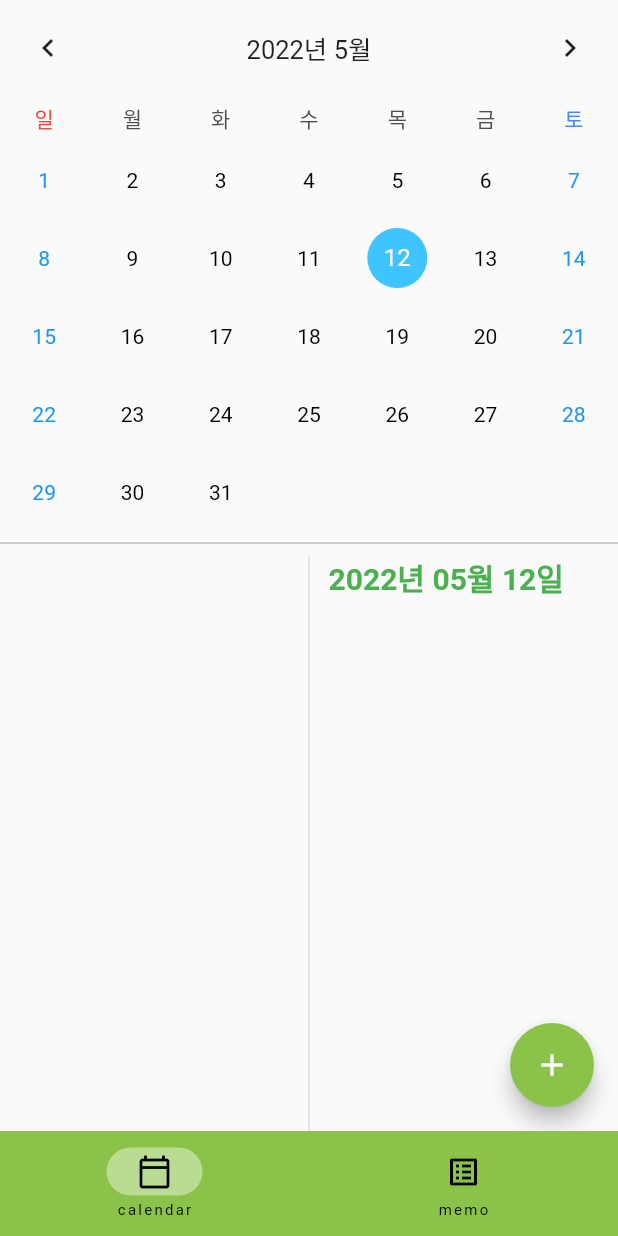
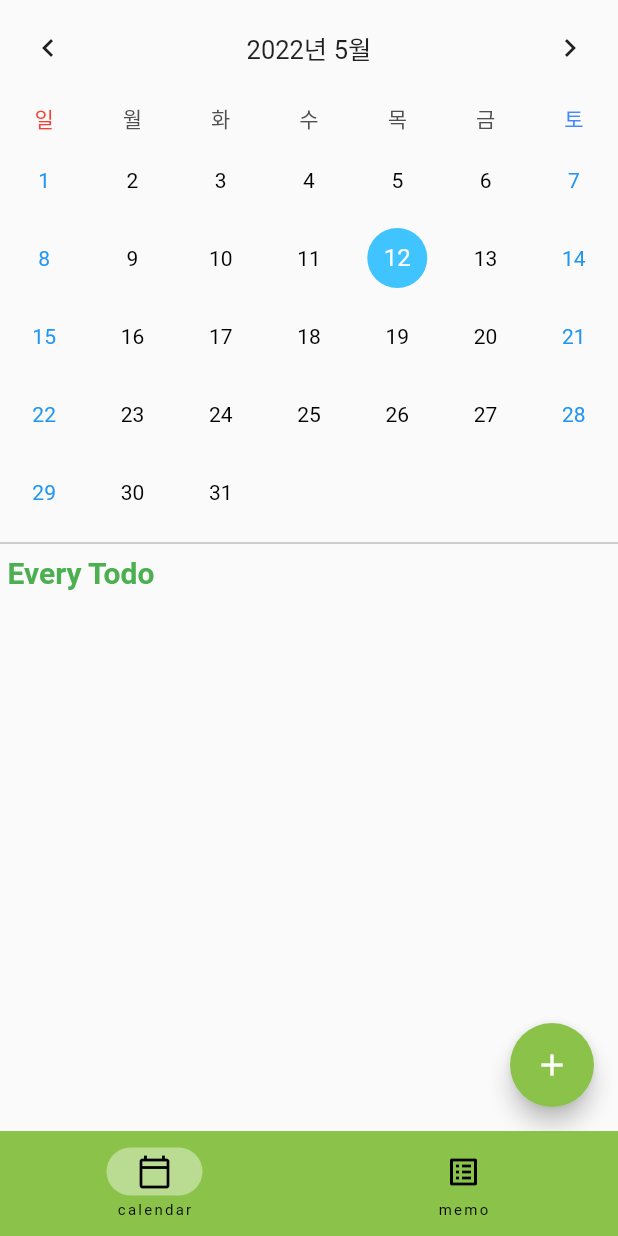
Before and after one commit to hyojuseo/simple_calendar_memo_app, a Flutter app: the screen it shows after launch, on a phone screen of 412 x 824 dp. Run offline on Flutter 3.47's test engine with Material 2 defaults, Android fonts, the phone set to English and light mode, and no system bars; drawn by our look-alikes of table_calendar; our stand-ins replace get, hive, hive_flutter; accounts and stored records are empty.

Commit message:
cal_ui 변경. 단순 매일할일관리로 변경

```diff
--- a/lib/controller/calendar_controller.dart
+++ b/lib/controller/calendar_controller.dart
@@ -5,6 +5,9 @@ class CalendarController extends GetxController{
   Rx selectedDay = DateTime.now().obs;
   Rx focusedDay = DateTime.now().obs;
   Rx today = DateTime.now().obs;
-  RxMap<DateTime, int> checkType = <DateTime, int>{}.obs;
+
+  //calData temp
+  Map<DateTime, List<dynamic>> eventsTemp = <DateTime, List<dynamic>>{};
+  Map<DateTime, int> taskStateTemp = <DateTime, int>{};
 
 }
--- a/lib/main.dart
+++ b/lib/main.dart
@@ -5,12 +5,14 @@ import 'package:intl/date_symbol_data_local.dart';
 import 'package:todo_calendar/binding/init_bindings.dart';
 import 'package:todo_calendar/hive_helper.dart';
 import 'package:todo_calendar/models/caldata.dart';
+import 'package:todo_calendar/models/tododata.dart';
 import 'package:todo_calendar/models/memodata.dart';
 import 'package:todo_calendar/pages/home.dart';
 
 void main() async{
   await Hive.initFlutter();
   Hive.registerAdapter(MemoDataAdapter());
+  Hive.registerAdapter(TodoDataAdapter());
   Hive.registerAdapter(CalDataAdapter());
   await HiveHelper().openBox();
 
--- /dev/null
+++ b/lib/models/caldata.dart
@@ -0,0 +1,10 @@
+import 'package:hive/hive.dart';
+part 'caldata.g.dart';
+
+@HiveType(typeId: 2)
+class CalData extends HiveObject{
+  @HiveField(0)
+  int? checkState;
+
+  CalData({this.checkState});
+}
--- a/lib/pages/calendar_page.dart
+++ b/lib/pages/calendar_page.dart
@@ -1,12 +1,10 @@
 import 'package:flutter/material.dart';
 import 'package:get/get.dart';
-import 'package:intl/intl.dart';
 import 'package:todo_calendar/components/add_dialog.dart';
 import 'package:todo_calendar/components/calendar.dart';
 import 'package:todo_calendar/components/todo_list.dart';
-import 'package:todo_calendar/controller/calendar_controller.dart';
 import 'package:todo_calendar/hive_helper.dart';
-import 'package:todo_calendar/models/caldata.dart';
+import 'package:todo_calendar/models/tododata.dart';
 
 const TextStyle _listStyle = TextStyle(
   color: Colors.green,
@@ -23,23 +21,30 @@ class CalendarPage extends StatefulWidget {
 
 class _CalendarPageState extends State<CalendarPage> {
   Widget get line => const Divider(color: Colors.grey);
-  late List<CalData> todo;
+  late List<TodoData> todo;
+  var cal;
 
   void update() => setState(() {});
 
   Widget calTodoList() {
+    return FutureBuilder<List<TodoData>>(
+        future: HiveHelper().todoRead(),
+        builder: (context, snapshot) {
+          todo = snapshot.data ?? [];
+          // print('todo 갯수:${todo.length}');
+
           return Padding(
             padding: const EdgeInsets.symmetric(horizontal: 5),
             child: Column(
               crossAxisAlignment: CrossAxisAlignment.stretch,
               mainAxisAlignment: MainAxisAlignment.start,
               children: [
-          Obx(() => Text(
-            //'Every Todo'
-                DateFormat('yyyy년 MM월 dd일')
-                    .format(CalendarController.to.selectedDay.value),
+                const Text(
+                  'Every Todo',
+                  //     DateFormat('yyyy년 MM월 dd일')
+                  //         .format(CalendarController.to.selectedDay.value),
                   style: _listStyle,
-              )),
+                ),
                 const SizedBox(height: 15),
                 Expanded(
                   child: SingleChildScrollView(
@@ -50,6 +55,7 @@ class _CalendarPageState extends State<CalendarPage> {
                       children: List.generate(todo.length, (index) {
                         return TodoList(
                           todo: todo[index],
+                          //cal: cal,
                           key: Key('${index}'),
                           onDeleted: () {
                             setState(() {});
@@ -62,31 +68,7 @@ class _CalendarPageState extends State<CalendarPage> {
               ],
             ),
           );
-  }
-
-  Widget selectedDayList() {
-    return Container(); //MemoList(memo:);
-    // return TodoList(
-    //   //todo: CalData(text: '30', finished: false),
-    //   title: '2022-05-05',
-    //   content: '완료된 일들',
-    // );
-  }
-
-  Widget _todoList() {
-    return Row(
-      children: [
-        Expanded(child: selectedDayList()),
-
-        VerticalDivider(
-          color: Colors.grey.withOpacity(0.3),
-          thickness: 1,
-        ),
-
-        Expanded(child: calTodoList()),
-        //Colors.orange)),
-      ],
-    );
+        });
   }
 
   Future<void> _addTodo(BuildContext context) async {
@@ -97,8 +79,8 @@ class _CalendarPageState extends State<CalendarPage> {
           title: '매일 할 일 추가',
           okCallback: () {
             setState(() {
-              HiveHelper()
-                  .calCreate(CalData(text: AddDialog.contentController!.text));
+              HiveHelper().todoCreate(
+                  TodoData(text: AddDialog.contentController!.text));
             });
             Navigator.of(context).pop();
           },
@@ -112,20 +94,18 @@ class _CalendarPageState extends State<CalendarPage> {
 
   @override
   Widget build(BuildContext context) {
-    return FutureBuilder<List<CalData>>(
+    return FutureBuilder(
         future: HiveHelper().calRead(),
         builder: (context, snapshot) {
-          todo = snapshot.data ?? [];
-          print('todo 갯수:${todo.length}');
-
+          cal = snapshot.data ?? {};
           return Scaffold(
             body: SafeArea(
               child: Column(
                 children: [
-                   Calendar(),
+                  Calendar(cal: cal),
                   line,
                   Expanded(
-                    child: _todoList(),
+                    child: calTodoList(),
                   )
                 ],
               ),
```
Also changed, not shown: lib/components/cal_list.dart (added, +50 -0 lines), lib/components/calendar.dart (+27 -44 lines), lib/components/todo_list.dart (+11 -1 lines), lib/hive_helper.dart (+6 -5 lines), lib/models/caldata.g.dart (added), lib/models/tododata.g.dart (added), pubspec.lock. Lines whose indentation alone changed are shown as unchanged.
